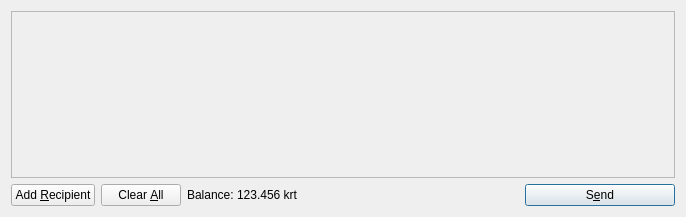
Before: the Qt Designer form src/qt/forms/sendcoinsdialog.ui in aalonzolu/Krypton, drawn with Qt 5.
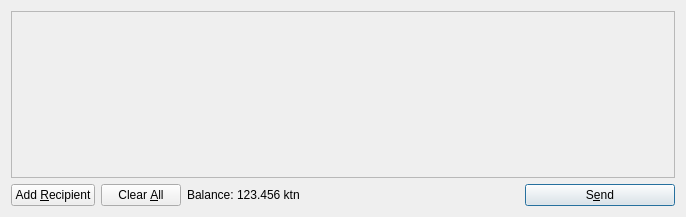
After: the same form once the commit is applied. Icons and pictures are not drawn.

The edit to the form file:
```diff
--- a/src/qt/forms/sendcoinsdialog.ui
+++ b/src/qt/forms/sendcoinsdialog.ui
@@ -119,7 +119,7 @@
           <cursorShape>IBeamCursor</cursorShape>
          </property>
          <property name="text">
-          <string>123.456 krt</string>
+          <string>123.456 ktn</string>
          </property>
          <property name="textInteractionFlags">
           <set>Qt::LinksAccessibleByMouse|Qt::TextSelectableByKeyboard|Qt::TextSelectableByMouse</set>
```
